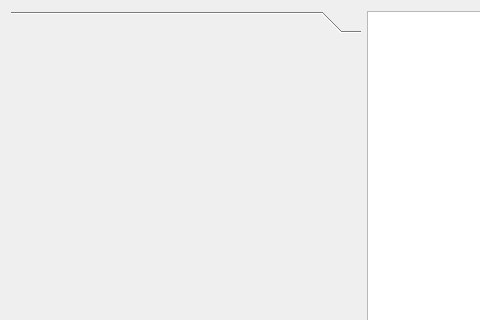
Above: starviewer/src/extensions/playground/imageprint/qimageprintextensionbase.ui from starviewer-medical/starviewer before the change; both pictures show x 0 to 480 and y 0 to 320 of the 766 by 432 pixel window. Below: the same form after it.
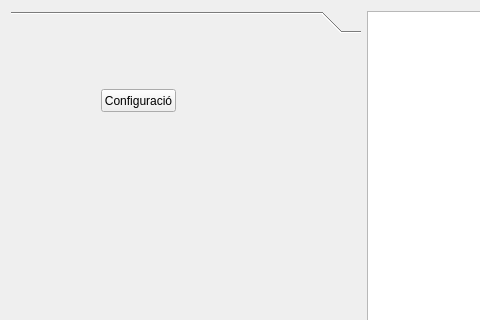
That is the form after the change.

```diff
--- a/starviewer/src/extensions/playground/imageprint/qimageprintextensionbase.ui
+++ b/starviewer/src/extensions/playground/imageprint/qimageprintextensionbase.ui
@@ -52,6 +52,19 @@
       <attribute name="label">
        <string/>
       </attribute>
+      <widget class="QPushButton" name="m_qpbConfiguracio">
+       <property name="geometry">
+        <rect>
+         <x>90</x>
+         <y>50</y>
+         <width>75</width>
+         <height>23</height>
+        </rect>
+       </property>
+       <property name="text">
+        <string>Configuració</string>
+       </property>
+      </widget>
      </widget>
     </widget>
    </item>
```
